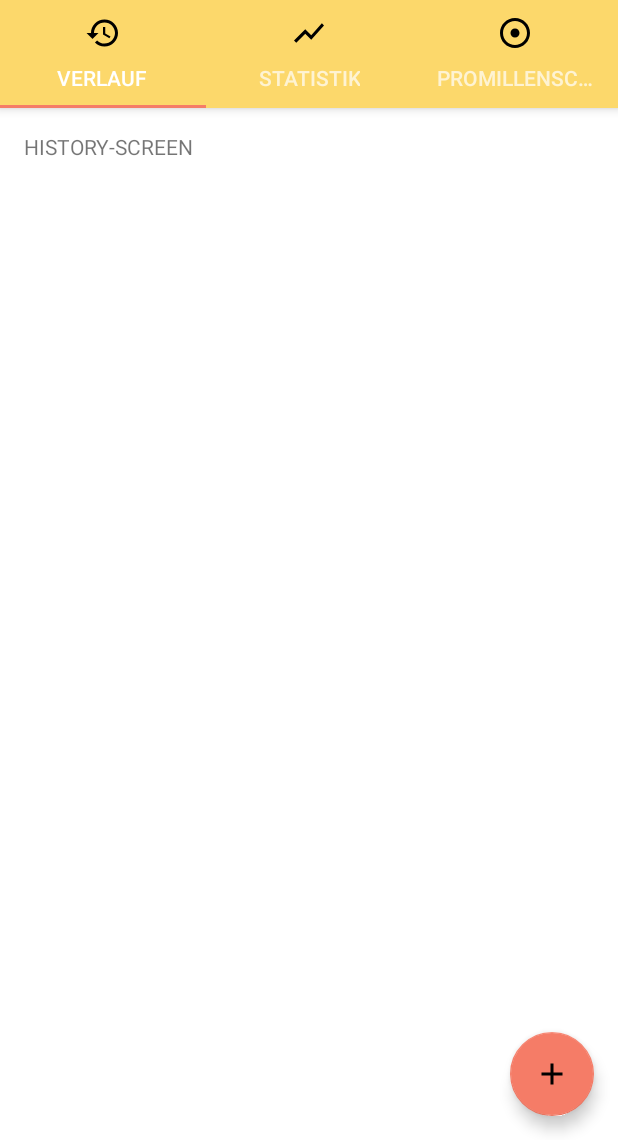
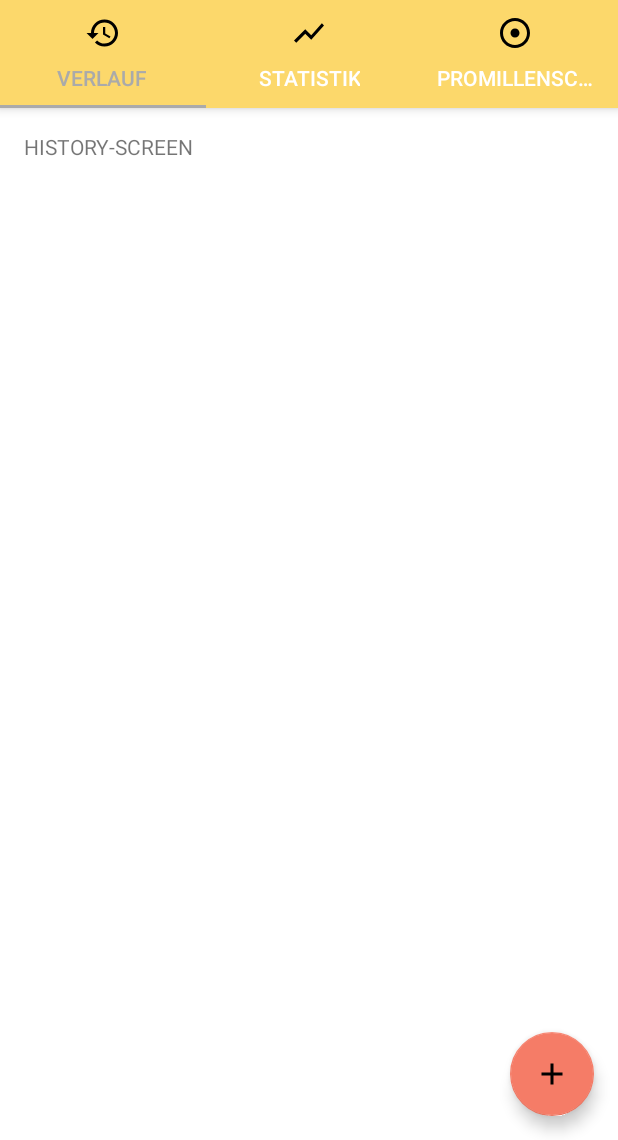
Before and after one commit to trinkster/trinkster, an Android app: the screen it shows after launch (MainActivity), on a phone screen of 412 x 824 dp, the part 96-1236 px from its top. Run offline under Robolectric (Android 15) with nearby library versions, the phone set to English and light mode, and no system bars; libraries missing offline, so code that uses them is left out: com.github.mikephil.charting; 14 statements that could not run were skipped.

Commit message:
adjust tab-navigation

```diff
--- a/app/src/main/res/layout/activity_main.xml
+++ b/app/src/main/res/layout/activity_main.xml
@@ -31,7 +31,11 @@
             android:id="@+id/tabs"
             android:layout_width="match_parent"
             android:layout_height="wrap_content"
-            android:background="@color/colorSecondary">
+            android:background="@color/colorSecondary"
+            app:tabSelectedTextColor="@color/colorPrimaryDark"
+            app:tabTextColor="@color/colorWhite"
+            app:tabIndicatorColor="@color/colorPrimaryDark"
+            >
 
             <android.support.design.widget.TabItem
                 android:id="@+id/tabHistory"
--- a/app/src/main/res/values/colors.xml
+++ b/app/src/main/res/values/colors.xml
@@ -8,6 +8,7 @@
     <color name="colorSecondary">#fcd86b</color>
     <!-- Used for components in “activated” state -->
     <color name="colorAccent">#f57c67</color>
+    <color name="colorWhite">#ffffff</color>
 
     <color name="colorBackground"></color>
 
```
